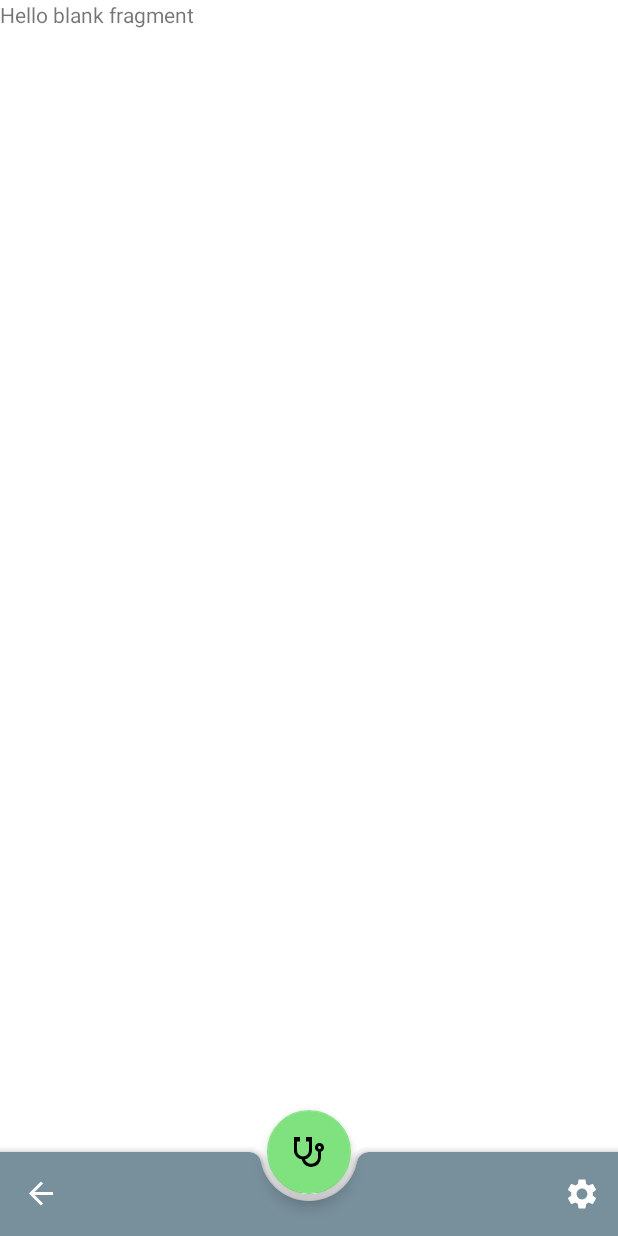
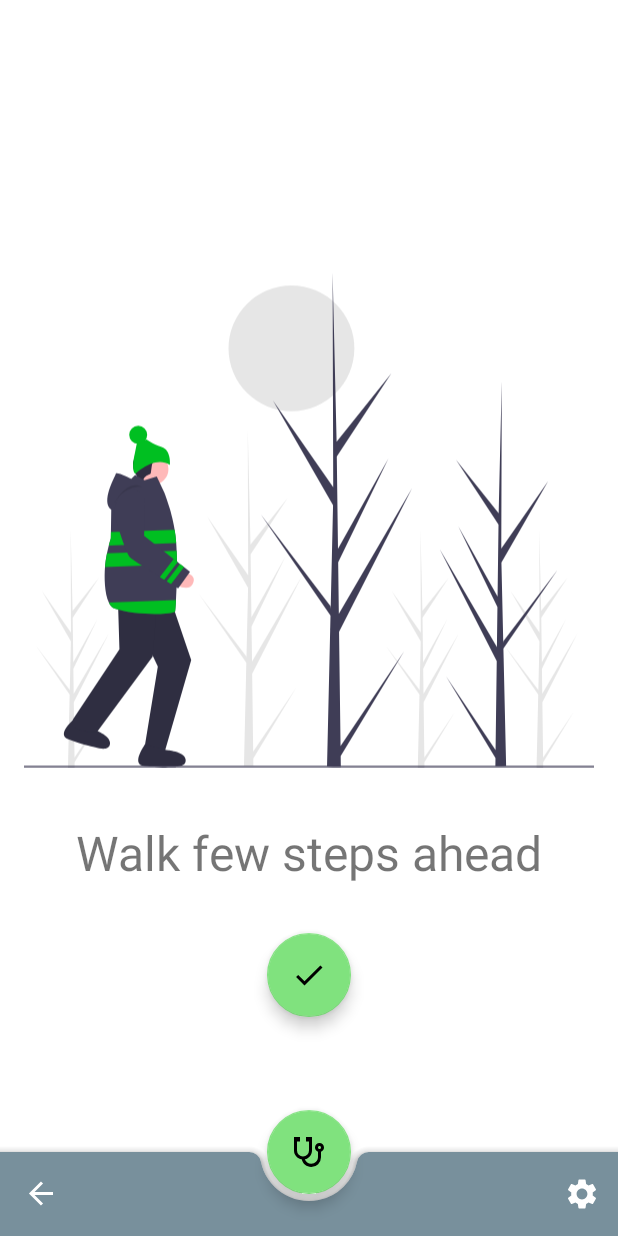
Before and after one commit to kaushalyap/Sober-Check, an Android app: the WalkingExerciseFragment screen opened through its navigation route, on a phone screen of 412 x 824 dp. Run offline under Robolectric (Android 15) with nearby library versions, the phone set to English and light mode, and no system bars; our stand-ins replace navigation-ui.

Commit message:
setup navigation flows

```diff
--- a/app/src/main/java/com/example/sobercheck/ui/MainActivity.kt
+++ b/app/src/main/java/com/example/sobercheck/ui/MainActivity.kt
@@ -1,17 +1,14 @@
 package com.example.sobercheck.ui
 
-import androidx.appcompat.app.AppCompatActivity
 import android.os.Bundle
 import android.view.Menu
 import android.view.MenuItem
-import android.view.View
+import androidx.appcompat.app.AppCompatActivity
 import androidx.navigation.NavController
 import androidx.navigation.findNavController
-import androidx.navigation.ui.AppBarConfiguration
 import androidx.navigation.ui.setupWithNavController
 import com.example.sobercheck.R
 import com.example.sobercheck.databinding.ActivityMainBinding
-import com.google.android.material.bottomappbar.BottomAppBar
 
 class MainActivity : AppCompatActivity() {
 
@@ -39,9 +36,25 @@ class MainActivity : AppCompatActivity() {
     }
 
     override fun onOptionsItemSelected(item: MenuItem): Boolean {
-        when(item.itemId){
+        when (item.itemId) {
             R.id.settings -> navController.navigate(R.id.action_main_to_settings)
         }
         return true
     }
+
+    fun showFab() {
+        binding.fabCheck.show()
+    }
+
+    fun hideFab() {
+        binding.fabCheck.hide()
+    }
+
+    fun showBottomBar() {
+        binding.bottomAppBar.performHide()
+    }
+
+    fun hideBottomBar() {
+        binding.bottomAppBar.performHide()
+    }
 }
--- a/app/src/main/java/com/example/sobercheck/ui/SelfieFragment.kt
+++ b/app/src/main/java/com/example/sobercheck/ui/SelfieFragment.kt
@@ -1,25 +1,38 @@
 package com.example.sobercheck.ui
 
 import android.os.Bundle
-import androidx.fragment.app.Fragment
 import android.view.LayoutInflater
 import android.view.View
 import android.view.ViewGroup
+import androidx.fragment.app.Fragment
+import androidx.navigation.fragment.findNavController
 import com.example.sobercheck.R
-import com.example.sobercheck.databinding.FragmentDrunkBinding
-import com.example.sobercheck.databinding.FragmentSettingsBinding
+import com.example.sobercheck.databinding.FragmentSelfieBinding
 
 class SelfieFragment : Fragment() {
 
-    private var _binding: FragmentDrunkBinding? = null
+    private var _binding: FragmentSelfieBinding? = null
     private val binding get() = _binding!!
 
     override fun onCreateView(
         inflater: LayoutInflater, container: ViewGroup?,
         savedInstanceState: Bundle?
-    ): View? {
-        _binding = FragmentDrunkBinding.inflate(inflater, container, false)
+    ): View {
+        _binding = FragmentSelfieBinding.inflate(inflater, container, false)
+
+        hideFabBottomAppBar()
+
+        binding.btnCamera.setOnClickListener {
+            findNavController().navigate(R.id.action_selfie_to_walkingExercise)
+        }
+
         return binding.root
+    }
+
+    private fun hideFabBottomAppBar() {
+        val mainActivity = activity as MainActivity
+        mainActivity.hideFab()
+        mainActivity.hideBottomBar()
     }
 
     override fun onDestroyView() {
--- a/app/src/main/java/com/example/sobercheck/ui/WalkingExerciseFragment.kt
+++ b/app/src/main/java/com/example/sobercheck/ui/WalkingExerciseFragment.kt
@@ -1,13 +1,12 @@
 package com.example.sobercheck.ui
 
 import android.os.Bundle
-import androidx.fragment.app.Fragment
 import android.view.LayoutInflater
 import android.view.View
 import android.view.ViewGroup
+import androidx.fragment.app.Fragment
+import androidx.navigation.fragment.findNavController
 import com.example.sobercheck.R
-import com.example.sobercheck.databinding.FragmentDrunkBinding
-import com.example.sobercheck.databinding.FragmentSoberBinding
 import com.example.sobercheck.databinding.FragmentWalkingExerciseBinding
 
 class WalkingExerciseFragment : Fragment() {
@@ -18,8 +17,12 @@ class WalkingExerciseFragment : Fragment() {
     override fun onCreateView(
         inflater: LayoutInflater, container: ViewGroup?,
         savedInstanceState: Bundle?
-    ): View? {
+    ): View {
         _binding = FragmentWalkingExerciseBinding.inflate(inflater, container, false)
+
+        binding.btnDone.setOnClickListener {
+            findNavController().navigate(R.id.action_walkingExercise_to_sober)
+        }
         return binding.root
     }
 
--- /dev/null
+++ b/app/src/main/res/drawable/ic_done_24.xml
@@ -0,0 +1,11 @@
+<vector xmlns:android="http://schemas.android.com/apk/res/android"
+    android:width="24dp"
+    android:height="24dp"
+    android:autoMirrored="true"
+    android:tint="#FFFFFF"
+    android:viewportWidth="24"
+    android:viewportHeight="24">
+    <path
+        android:fillColor="@android:color/white"
+        android:pathData="M9,16.2L4.8,12l-1.4,1.4L9,19 21,7l-1.4,-1.4L9,16.2z" />
+</vector>
--- /dev/null
+++ b/app/src/main/res/drawable/ic_photo_camera_48.xml
@@ -0,0 +1,14 @@
+<vector xmlns:android="http://schemas.android.com/apk/res/android"
+    android:width="48dp"
+    android:height="48dp"
+    android:autoMirrored="true"
+    android:tint="#FFFFFF"
+    android:viewportWidth="24"
+    android:viewportHeight="24">
+    <path
+        android:fillColor="@android:color/white"
+        android:pathData="M12,12m-3.2,0a3.2,3.2 0,1 1,6.4 0a3.2,3.2 0,1 1,-6.4 0" />
+    <path
+        android:fillColor="@android:color/white"
+        android:pathData="M9,2L7.17,4L4,4c-1.1,0 -2,0.9 -2,2v12c0,1.1 0.9,2 2,2h16c1.1,0 2,-0.9 2,-2L22,6c0,-1.1 -0.9,-2 -2,-2h-3.17L15,2L9,2zM12,17c-2.76,0 -5,-2.24 -5,-5s2.24,-5 5,-5 5,2.24 5,5 -2.24,5 -5,5z" />
+</vector>
--- /dev/null
+++ b/app/src/main/res/drawable/img_walking.xml
@@ -0,0 +1,87 @@
+<vector xmlns:android="http://schemas.android.com/apk/res/android"
+    android:width="888dp"
+    android:height="771.5132dp"
+    android:autoMirrored="true"
+    android:viewportWidth="888"
+    android:viewportHeight="771.5132">
+    <path
+        android:fillColor="#e6e6e6"
+        android:pathData="M416.646,118.287m-98,0a98,98 0,1 1,196 0a98,98 0,1 1,-196 0" />
+    <path
+        android:fillColor="#e6e6e6"
+        android:pathData="M78.677,755.853l47.826,-71.121 -47.728,78.773 0.1,8.003q-5.237,0.04 -10.373,-0.174l2.372,-102.873 -0.065,-0.794 0.088,-0.153 0.227,-9.721 -52.375,-76.042 52.313,68.766 0.186,2.055 1.792,-77.724 -45.238,-78.838 45.366,65.184 -0.474,-161.025 0.001,-0.536 0.015,0.527 3.003,126.909 41.229,-51.55L75.849,538.002l0.9,69.522 37.939,-67.851 -37.799,78.072 0.501,38.658 55.173,-94.516L77.557,669.889Z" />
+    <path
+        android:fillColor="#a0616a"
+        android:pathData="M184.124,311.82l-10.75,23.385 33.798,14.851s2.495,-28.079 6.024,-30.443Z" />
+    <path
+        android:fillColor="#ffb9b9"
+        android:pathData="M200.015,306.291m-25.026,0a25.026,25.026 0,1 1,50.053 0a25.026,25.026 0,1 1,-50.053 0" />
+    <path
+        android:fillColor="#2f2e41"
+        android:pathData="M213.924,292.602a56.016,56.016 0,0 0,-9.066 1.478,8.29 8.29,0 0,0 -3.473,1.507c-1.636,1.398 -2.035,3.728 -2.332,5.859l-1.455,10.473a3.549,3.549 0,0 1,-0.67 1.93,4.119 4.119,0 0,1 -2.142,0.958 12.958,12.958 0,0 0,-7.074 4.802c-2.347,3.185 -3.235,7.451 -6.265,9.994 -0.795,-7.049 -6.424,-12.471 -9.381,-18.919a26.253,26.253 0,0 1,-2.291 -13.013,20.366 20.366,0 0,1 0.936,-4.791 16.902,16.902 0,0 1,9.633 -10.201c2.193,-0.874 4.592,-1.293 6.589,-2.551 1.086,-0.685 2.017,-1.597 3.116,-2.261 2.221,-1.343 4.93,-1.564 7.525,-1.563a54.045,54.045 0,0 1,16.051 2.448c2.356,0.735 4.831,1.769 6.104,3.883a6.537,6.537 0,0 1,-1.294 7.828,8.638 8.638,0 0,1 -8.005,1.833" />
+    <path
+        android:fillColor="#00bf21"
+        android:pathData="M173.527,313.805S203.896,284.098 227.291,299.952c0,0 2.505,-22.975 -12.819,-28.048s-23.19,-11.732 -23.19,-11.732l-15.108,4.154 -3.692,18.658S166.448,308.323 173.527,313.805Z" />
+    <path
+        android:fillColor="#00bf21"
+        android:pathData="M177.917,252.936m-14.015,0a14.015,14.015 0,1 1,28.03 0a14.015,14.015 0,1 1,-28.03 0" />
+    <path
+        android:fillColor="#2f2e41"
+        android:pathData="M143.854,492.128s15.581,34.717 28.757,45.488L208.498,614.11 188.646,735.287s-17.056,31.105 31,10L260.504,603.99 223.766,495.695Z" />
+    <path
+        android:fillColor="#2f2e41"
+        android:pathData="M188.646,735.287s-23.219,31.867 -1.101,33.945 35.401,1.202 43.427,1.127c7.674,-0.072 23.021,0.018 20.674,-12.072s-30,-14 -30,-14Z" />
+    <path
+        android:fillColor="#2f2e41"
+        android:pathData="M79.324,694.958s-30.784,24.637 -9.992,32.459 33.838,10.472 41.601,12.511c7.423,1.95 22.206,6.073 23.122,-6.208s-25.261,-21.399 -25.261,-21.399Z" />
+    <path
+        android:fillColor="#2f2e41"
+        android:pathData="M137.751,449.556s0.529,38.05 8.35,53.164l2.595,84.453L77.646,694.287s-16.486,22.308 36,22l86.802,-117.77 9.241,-113.984Z" />
+    <path
+        android:fillColor="#3f3d56"
+        android:pathData="M236.764,510.378c-0.53,9.59 -1.039,16.536 -1.289,17.788 -0.383,1.959 -10.069,3.528 -23.696,3.97 -20.609,0.663 -50.249,-1.245 -70.358,-8.294 -3.911,-1.37 -6.924,-4.847 -9.207,-9.605 -6.902,-14.356 -7.241,-40.35 -6.025,-55.339a184.374,184.374 0,0 1,3.101 -21.154c0.913,-4.515 1.878,-8.64 2.777,-12.124 1.746,-6.843 3.182,-11.218 3.182,-11.218l0.155,-9.944 0.184,-12.021 0.331,-21.059 0.029,-1.738c-16.912,-12.537 6.173,-51.847 6.953,-55.773 0.773,-3.926 23.968,7.808 23.968,7.808l6.268,-5.907 14.739,8.021 18.952,-5.885 11.91,25.257s4.014,10.091 8.316,24.859c1.819,6.246 3.683,13.332 5.318,20.838 0.84,3.882 1.62,7.889 2.298,11.947 0.906,5.384 1.635,10.879 2.085,16.33 0.133,1.517 0.243,3.049 0.354,4.604 0.273,3.889 0.501,7.918 0.67,11.999 0.309,6.939 0.486,14.054 0.575,21.022C238.554,471.362 237.641,494.505 236.764,510.378Z" />
+    <path
+        android:fillColor="#00bf21"
+        android:pathData="M132.064,425.618c1.751,-6.838 3.189,-11.217 3.189,-11.217l0.15,-9.94 99.27,-3.655c0.904,5.383 1.634,10.875 2.085,16.332 0.129,1.515 0.244,3.048 0.355,4.601Z" />
+    <path
+        android:fillColor="#00bf21"
+        android:pathData="M238.355,454.763 L126.194,458.897a184.697,184.697 0,0 1,3.094 -21.154L237.78,433.74C238.09,440.679 238.264,447.795 238.355,454.763Z" />
+    <path
+        android:fillColor="#00bf21"
+        android:pathData="M236.764,510.378c-0.53,9.59 -1.039,16.536 -1.289,17.788 -0.383,1.959 -10.069,3.528 -23.696,3.97 -20.609,0.663 -50.249,-1.245 -70.358,-8.294 -3.911,-1.37 -6.924,-4.847 -9.207,-9.605Z" />
+    <path
+        android:fillColor="#ffb9b9"
+        android:pathData="M249.23,467.568s21.011,2.117 13.974,17.052 -28.662,0.451 -28.662,0.451Z" />
+    <path
+        android:fillColor="#3f3d56"
+        android:pathData="M258.651,466.371 L240.25,492.324s-4.429,-2.734 -11.134,-6.907c-2.072,-1.288 -4.362,-2.71 -6.805,-4.235 -1.252,-0.789 -2.552,-1.597 -3.877,-2.43 -2.19,-1.362 -4.468,-2.792 -6.792,-4.252 -1.27,-0.802 -2.567,-1.62 -3.865,-2.438 -2.239,-1.423 -4.508,-2.851 -6.764,-4.288 -16.528,-10.485 -32.692,-21.01 -35.859,-23.984 -4.715,-4.433 -15.393,-36.854 -21.641,-56.847a44.544,44.544 0,0 1,6.156 -39.468c7.964,-10.956 16.465,-11.937 23.51,-9.584a23.021,23.021 0,0 1,15.397 22.65l-1.502,49.828 36.221,28.342 6.283,4.917 3.589,2.802 6.283,4.917 3.579,2.8 6.282,4.917Z" />
+    <path
+        android:fillAlpha="0.1"
+        android:fillColor="#FF000000"
+        android:pathData="M141.03,359.419s18.769,-38.125 42.747,-25.217C183.777,334.202 158.05,330.132 141.03,359.419Z"
+        android:strokeAlpha="0.1" />
+    <path
+        android:fillColor="#00bf21"
+        android:pathData="M239.449,451.346 L218.434,478.751c-2.19,-1.362 -4.468,-2.792 -6.792,-4.252L233.167,446.43Z" />
+    <path
+        android:fillColor="#00bf21"
+        android:pathData="M249.311,459.063l-20.195,26.353c-2.072,-1.288 -4.362,-2.71 -6.805,-4.235L243.028,454.147Z" />
+    <path
+        android:fillColor="#e6e6e6"
+        android:pathData="M357.032,746.758l67.5,-100.379L357.17,757.556l0.141,11.295q-7.392,0.056 -14.64,-0.246l3.348,-145.192 -0.092,-1.12 0.124,-0.216 0.32,-13.72L272.45,501.033l73.833,97.056 0.262,2.9 2.529,-109.699L285.227,380.019l64.029,92 -0.668,-227.267 0.001,-0.756 0.022,0.744 4.238,179.117L411.039,351.099 353.04,439.287l1.27,98.123 53.546,-95.764L354.507,551.835l0.707,54.561 77.871,-133.398L355.451,625.431Z" />
+    <path
+        android:fillColor="#e6e6e6"
+        android:pathData="M808.677,755.853l47.826,-71.121 -47.728,78.773 0.1,8.003q-5.237,0.04 -10.373,-0.174l2.372,-102.873 -0.065,-0.794 0.088,-0.153 0.227,-9.721 -52.375,-76.042 52.313,68.766 0.186,2.055 1.792,-77.724 -45.238,-78.838 45.366,65.184 -0.474,-161.025 0.001,-0.536 0.015,0.527 3.003,126.909 41.229,-51.55L805.849,538.002l0.9,69.522 37.939,-67.851 -37.799,78.072 0.501,38.658 55.173,-94.516L807.557,669.889Z" />
+    <path
+        android:fillColor="#e6e6e6"
+        android:pathData="M623.677,755.853l47.826,-71.121 -47.728,78.773 0.1,8.003q-5.237,0.04 -10.373,-0.174l2.372,-102.873 -0.065,-0.794 0.088,-0.153 0.227,-9.721 -52.375,-76.042 52.313,68.766 0.186,2.055 1.792,-77.724 -45.238,-78.838 45.366,65.184 -0.474,-161.025 0.001,-0.536 0.015,0.527 3.003,126.909 41.229,-51.55L620.849,538.002l0.9,69.522 37.939,-67.851 -37.799,78.072 0.501,38.658 55.173,-94.516L622.557,669.889Z" />
+    <path
+        android:fillColor="#3f3d56"
+        android:pathData="M493.157,737.83l99.06,-147.312L493.359,753.677l0.207,16.576q-10.848,0.083 -21.485,-0.361l4.913,-213.077 -0.135,-1.644 0.181,-0.318 0.47,-20.135L369.029,377.216 477.383,519.65l0.385,4.256 3.711,-160.988L387.78,199.622l93.966,135.014L480.765,1.11l0.002,-1.11 0.032,1.092 6.22,262.863 85.396,-106.775L487.299,286.6 489.162,430.601l78.582,-140.539 -78.293,161.709 1.038,80.071L604.768,336.074 490.836,559.776Z" />
+    <path
+        android:fillColor="#3f3d56"
+        android:pathData="M734.676,744.2l-77.157,-114.74L734.519,756.543l-0.161,12.911q8.449,0.064 16.734,-0.281l-3.827,-165.964 0.105,-1.28 -0.141,-0.247 -0.366,-15.683 84.496,-122.678L746.962,574.261l-0.299,3.315L743.772,452.183l72.982,-127.189L743.564,430.155l0.764,-259.781 -0.002,-0.865 -0.025,0.85L739.457,375.103l-66.514,-83.166 66.296,100.805 -1.452,112.161L676.581,395.437l60.982,125.954 -0.808,62.367L647.743,431.275l88.74,174.24Z" />
+    <path
+        android:fillColor="#3f3d56"
+        android:pathData="M0,768.685h888v2.241h-888z" />
+</vector>
--- a/app/src/main/res/layout/fragment_selfie.xml
+++ b/app/src/main/res/layout/fragment_selfie.xml
@@ -1,14 +1,32 @@
 <?xml version="1.0" encoding="utf-8"?>
-<FrameLayout xmlns:android="http://schemas.android.com/apk/res/android"
+<androidx.constraintlayout.widget.ConstraintLayout xmlns:android="http://schemas.android.com/apk/res/android"
     xmlns:tools="http://schemas.android.com/tools"
     android:layout_width="match_parent"
     android:layout_height="match_parent"
+    xmlns:app="http://schemas.android.com/apk/res-auto"
     tools:context=".ui.SelfieFragment">
 
-    <!-- TODO: Update blank fragment layout -->
-    <TextView
+    <androidx.camera.view.PreviewView
+        android:id="@+id/camPreview"
         android:layout_width="match_parent"
-        android:layout_height="match_parent"
-        android:text="@string/hello_blank_fragment" />
+        android:layout_height="match_parent" />
 
-</FrameLayout>
+    <com.google.android.material.button.MaterialButton
+        android:id="@+id/btnCamera"
+        style="@style/Widget.MaterialComponents.Button.OutlinedButton.Icon"
+        android:layout_width="wrap_content"
+        android:layout_height="56dp"
+        android:layout_marginBottom="16dp"
+        android:background="@android:color/transparent"
+        android:insetLeft="0dp"
+        android:insetTop="0dp"
+        android:insetRight="0dp"
+        android:insetBottom="0dp"
+        app:icon="@drawable/ic_photo_camera_48"
+        app:iconGravity="textStart"
+        app:iconPadding="0dp"
+        app:layout_constraintBottom_toBottomOf="parent"
+        app:layout_constraintEnd_toEndOf="parent"
+        app:layout_constraintStart_toStartOf="parent" />
+
+</androidx.constraintlayout.widget.ConstraintLayout>
--- a/app/src/main/res/layout/fragment_walking_exercise.xml
+++ b/app/src/main/res/layout/fragment_walking_exercise.xml
@@ -1,14 +1,43 @@
 <?xml version="1.0" encoding="utf-8"?>
-<FrameLayout xmlns:android="http://schemas.android.com/apk/res/android"
+<androidx.constraintlayout.widget.ConstraintLayout xmlns:android="http://schemas.android.com/apk/res/android"
+    xmlns:app="http://schemas.android.com/apk/res-auto"
     xmlns:tools="http://schemas.android.com/tools"
     android:layout_width="match_parent"
     android:layout_height="match_parent"
+    android:layout_margin="16dp"
     tools:context=".ui.WalkingExerciseFragment">
 
-    <!-- TODO: Update blank fragment layout -->
+    <ImageView
+        android:id="@+id/imageView4"
+        android:layout_width="match_parent"
+        android:layout_height="400dp"
+        android:src="@drawable/img_walking"
+        app:layout_constraintBottom_toTopOf="@+id/textView5"
+        app:layout_constraintTop_toTopOf="parent"
+        app:layout_constraintVertical_chainStyle="packed" />
+
     <TextView
-        android:layout_width="match_parent"
-        android:layout_height="match_parent"
-        android:text="@string/hello_blank_fragment" />
+        android:id="@+id/textView5"
+        android:layout_width="wrap_content"
+        android:layout_height="wrap_content"
+        android:text="Walk few steps ahead"
+        android:textSize="32sp"
+        app:layout_constraintBottom_toTopOf="@+id/btn_done"
+        app:layout_constraintEnd_toEndOf="@+id/imageView4"
+        app:layout_constraintHorizontal_bias="0.5"
+        app:layout_constraintStart_toStartOf="@+id/imageView4"
+        app:layout_constraintTop_toBottomOf="@+id/imageView4" />
 
-</FrameLayout>
+    <com.google.android.material.floatingactionbutton.FloatingActionButton
+        android:id="@+id/btn_done"
+        android:layout_width="wrap_content"
+        android:layout_height="wrap_content"
+        android:layout_marginTop="32dp"
+        android:src="@drawable/ic_done_24"
+        app:layout_constraintBottom_toBottomOf="parent"
+        app:layout_constraintEnd_toEndOf="@+id/textView5"
+        app:layout_constraintHorizontal_bias="0.5"
+        app:layout_constraintStart_toStartOf="@+id/textView5"
+        app:layout_constraintTop_toBottomOf="@+id/textView5" />
+
+</androidx.constraintlayout.widget.ConstraintLayout>
--- a/app/src/main/res/navigation/navigation.xml
+++ b/app/src/main/res/navigation/navigation.xml
@@ -26,14 +26,34 @@
         android:id="@+id/selfieFragment"
         android:name="com.example.sobercheck.ui.SelfieFragment"
         android:label="fragment_selfie"
-        tools:layout="@layout/fragment_selfie" >
+        tools:layout="@layout/fragment_selfie">
         <action
-            android:id="@+id/action_selfieFragment_to_walkingExerciseFragment"
-            app:destination="@id/walkingExerciseFragment" />
+            android:id="@+id/action_selfie_to_walkingExercise"
+            app:destination="@id/walkingExerciseFragment"
+            app:popUpTo="@id/mainFragment" />
     </fragment>
     <fragment
         android:id="@+id/walkingExerciseFragment"
         android:name="com.example.sobercheck.ui.WalkingExerciseFragment"
         android:label="fragment_walking_exercise"
-        tools:layout="@layout/fragment_walking_exercise" />
+        tools:layout="@layout/fragment_walking_exercise">
+        <action
+            android:id="@+id/action_walkingExercise_to_sober"
+            app:destination="@id/soberFragment"
+            app:popUpTo="@id/mainFragment" />
+        <action
+            android:id="@+id/action_walkingExercise_to_drunk"
+            app:destination="@id/drunkFragment"
+            app:popUpTo="@id/mainFragment" />
+    </fragment>
+    <fragment
+        android:id="@+id/drunkFragment"
+        android:name="com.example.sobercheck.ui.DrunkFragment"
+        android:label="fragment_drunk"
+        tools:layout="@layout/fragment_drunk" />
+    <fragment
+        android:id="@+id/soberFragment"
+        android:name="com.example.sobercheck.ui.SoberFragment"
+        android:label="fragment_sober"
+        tools:layout="@layout/fragment_sober" />
 </navigation>
```
